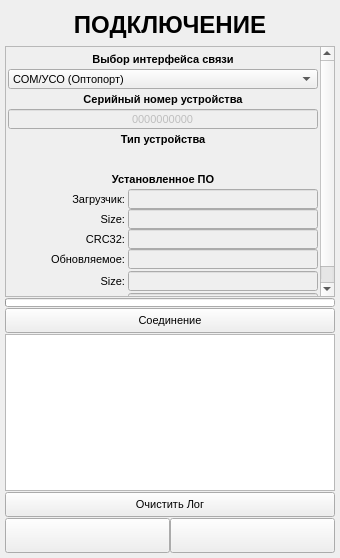
This is ANDROID_FORMS/open_connection_form.ui in DavidSiegman/PLC_RF_Configurator as Qt 5 draws it before an edit. The edited form follows.
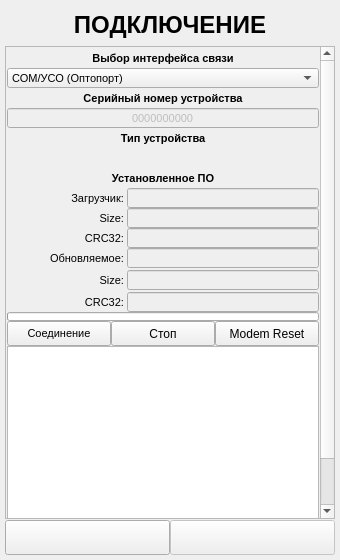
This is the edited form. Icons and pictures are not drawn.

Commit message: 11.11.2018 21:49: SI4432 Config Class and SI4432 form was fixed

```diff
--- a/ANDROID_FORMS/open_connection_form.ui
+++ b/ANDROID_FORMS/open_connection_form.ui
@@ -7,7 +7,7 @@
     <x>0</x>
     <y>0</y>
     <width>340</width>
-    <height>558</height>
+    <height>560</height>
    </rect>
   </property>
   <property name="windowTitle">
@@ -97,7 +97,7 @@
            <x>0</x>
            <y>0</y>
            <width>311</width>
-           <height>288</height>
+           <height>547</height>
           </rect>
          </property>
          <layout class="QVBoxLayout" name="verticalLayout_3">
@@ -105,16 +105,16 @@
            <number>0</number>
           </property>
           <property name="leftMargin">
-           <number>2</number>
+           <number>1</number>
           </property>
           <property name="topMargin">
-           <number>2</number>
+           <number>1</number>
           </property>
           <property name="rightMargin">
-           <number>2</number>
+           <number>1</number>
           </property>
           <property name="bottomMargin">
-           <number>2</number>
+           <number>1</number>
           </property>
           <item>
            <layout class="QVBoxLayout" name="verticalLayout_8">
@@ -336,9 +336,22 @@
               <height>16777215</height>
              </size>
             </property>
+            <property name="font">
+             <font>
+              <family>Microsoft YaHei UI</family>
+              <weight>75</weight>
+              <bold>true</bold>
+             </font>
+            </property>
+            <property name="styleSheet">
+             <string notr="true">color: rgb(3, 116, 12);</string>
+            </property>
             <property name="text">
              <string/>
             </property>
+            <property name="alignment">
+             <set>Qt::AlignCenter</set>
+            </property>
            </widget>
           </item>
           <item>
@@ -835,10 +848,6 @@
             </item>
            </layout>
           </item>
-         </layout>
-        </widget>
-       </widget>
-      </item>
       <item>
        <widget class="QProgressBar" name="progress">
         <property name="minimumSize">
@@ -865,6 +874,11 @@
        </widget>
       </item>
       <item>
+           <layout class="QHBoxLayout" name="horizontalLayout_4">
+            <property name="spacing">
+             <number>0</number>
+            </property>
+            <item>
        <widget class="QPushButton" name="Connect">
         <property name="enabled">
          <bool>true</bool>
@@ -899,7 +913,63 @@
        </widget>
       </item>
       <item>
+             <widget class="QPushButton" name="Stop">
+              <property name="sizePolicy">
+               <sizepolicy hsizetype="Minimum" vsizetype="Minimum">
+                <horstretch>0</horstretch>
+                <verstretch>0</verstretch>
+               </sizepolicy>
+              </property>
+              <property name="minimumSize">
+               <size>
+                <width>0</width>
+                <height>25</height>
+               </size>
+              </property>
+              <property name="font">
+               <font>
+                <family>Microsoft YaHei UI</family>
+               </font>
+              </property>
+              <property name="text">
+               <string>Стоп</string>
+              </property>
+             </widget>
+            </item>
+            <item>
+             <widget class="QPushButton" name="Reset">
+              <property name="sizePolicy">
+               <sizepolicy hsizetype="Minimum" vsizetype="Minimum">
+                <horstretch>0</horstretch>
+                <verstretch>0</verstretch>
+               </sizepolicy>
+              </property>
+              <property name="minimumSize">
+               <size>
+                <width>0</width>
+                <height>25</height>
+               </size>
+              </property>
+              <property name="font">
+               <font>
+                <family>Microsoft YaHei UI</family>
+               </font>
+              </property>
+              <property name="text">
+               <string>Modem Reset</string>
+              </property>
+             </widget>
+            </item>
+           </layout>
+          </item>
+          <item>
        <widget class="QPlainTextEdit" name="console">
+            <property name="minimumSize">
+             <size>
+              <width>0</width>
+              <height>200</height>
+             </size>
+            </property>
         <property name="font">
          <font>
           <family>Microsoft YaHei UI</family>
@@ -927,6 +997,10 @@
         </property>
        </widget>
       </item>
+         </layout>
+        </widget>
+       </widget>
+      </item>
       <item>
        <layout class="QHBoxLayout" name="horizontalLayout">
         <property name="spacing">
@@ -963,6 +1037,9 @@
         </item>
         <item>
          <widget class="QPushButton" name="Next">
+          <property name="enabled">
+           <bool>false</bool>
+          </property>
           <property name="sizePolicy">
            <sizepolicy hsizetype="Minimum" vsizetype="Minimum">
             <horstretch>0</horstretch>
```
Lines whose indentation alone changed are shown as unchanged. The commit also changes 33 other files.
